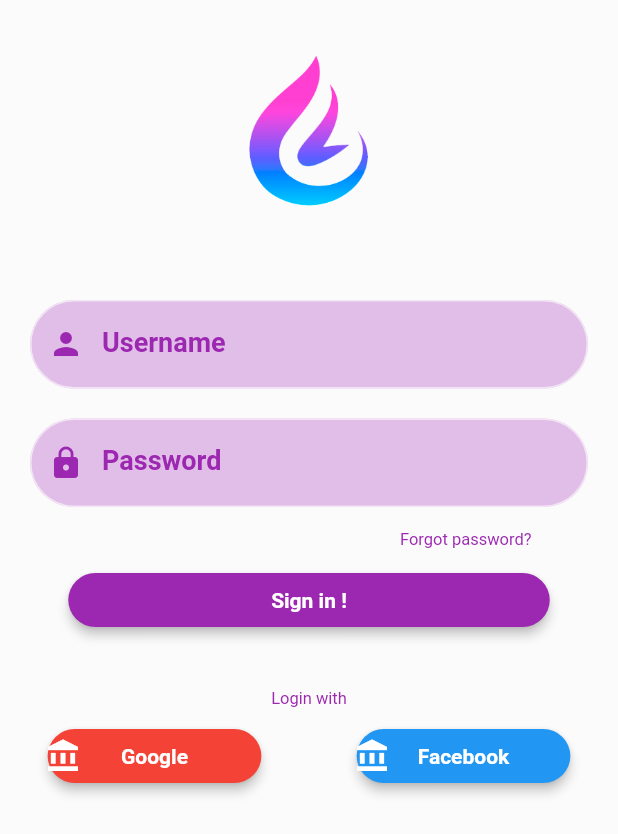
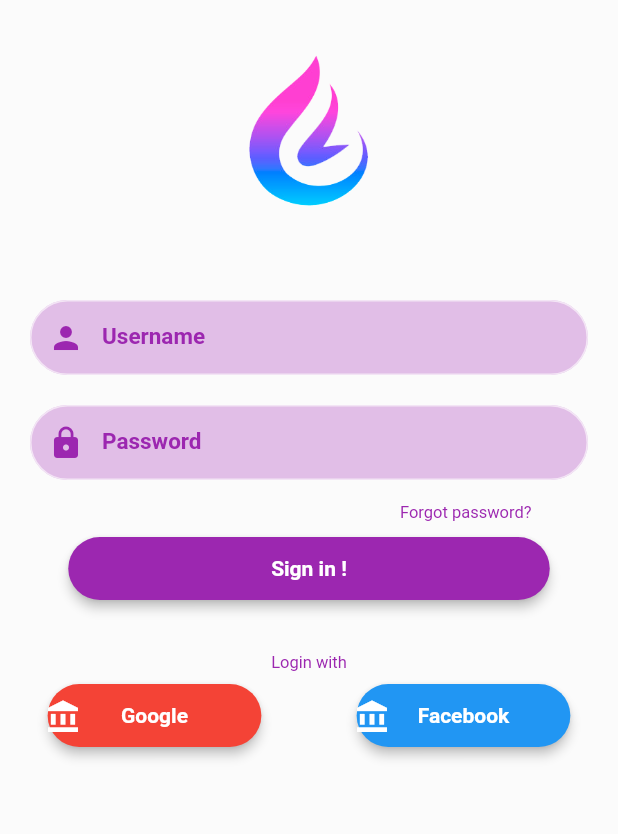
Before and after one commit to MateusHBR/loginFlutter, a Flutter app: the screen it shows after launch, on a phone screen of 412 x 824 dp. Shown: the top 834 px of the screen. Run offline on Flutter 3.47's test engine with Material 2 defaults, Android fonts, the phone set to English and light mode, and no system bars.

Commit message:
Pequenas alterações visuais

```diff
--- a/lib/inputLogin.dart
+++ b/lib/inputLogin.dart
@@ -14,19 +14,20 @@ class textField extends StatelessWidget {
   @override
   Widget build(BuildContext context) {
     return Container(
+      height: 70,
       padding: const EdgeInsets.fromLTRB(20, 20, 20, 0),
       child: TextField(
         obscureText: obscureText,
         decoration: InputDecoration(
           border: OutlineInputBorder(),
           focusedBorder: OutlineInputBorder(
-            borderRadius: BorderRadius.circular(30.0),
+            borderRadius: BorderRadius.circular(26.0),
             borderSide: BorderSide(
               color: Colors.purple,
             ),
           ),
           enabledBorder: OutlineInputBorder(
-              borderRadius: BorderRadius.circular(30.0),
+              borderRadius: BorderRadius.circular(26.0),
               borderSide: BorderSide(color: Colors.purple[50])),
           fillColor: Colors.purple[100],
           filled: true,
@@ -36,7 +37,7 @@ class textField extends StatelessWidget {
           ),
           labelText: (hint),
           labelStyle: TextStyle(
-              fontSize: 18, color: Colors.purple, fontWeight: FontWeight.bold),
+              fontSize: 15, color: Colors.purple, fontWeight: FontWeight.bold),
         ),
       ),
     );
@@ -47,6 +48,7 @@ class buttonLogin extends StatelessWidget {
   final String textoBT;
   final double borderRadius;
   final double width;
+  final double height;
   final IconData icon;
   final Color color;
   const buttonLogin(
@@ -55,7 +57,7 @@ class buttonLogin extends StatelessWidget {
       this.borderRadius = 0.0,
       this.width = 100,
       this.icon,
-      this.color = Colors.purple})
+      this.color = Colors.purple, this.height})
       : super(key: key);
 
   @override
@@ -63,6 +65,7 @@ class buttonLogin extends StatelessWidget {
     return Center(
       child: SizedBox(
         width: width,
+        height: height,
         child: RaisedButton(
           elevation: 3,
           color: color,
--- a/lib/login.dart
+++ b/lib/login.dart
@@ -47,7 +47,7 @@ class _LoginState extends State<Login> {
                     Padding(
                       padding: const EdgeInsets.only(top: 10.0, bottom: 20),
                       child: buttonLogin(
-                        icon: null,
+                        height: 42,
                         textoBT: "Sign in !",
                         borderRadius: 30.0,
                         width: 321,
@@ -63,13 +63,14 @@ class _LoginState extends State<Login> {
                           Expanded(
                             child: Stack(children: <Widget>[
                               buttonLogin(
+                                height: 42,
                                 color: Colors.red,
                                 textoBT: "Google",
                                 borderRadius: 30.0,
                                 width: 142.5,
                               ),
                               Padding(
-                                padding: const EdgeInsets.only(left: 30, top: 12),
+                                padding: const EdgeInsets.only(left: 30, top: 10),
                                 child: Icon(
                                   Icons.account_balance,
                                   color: Colors.white,
@@ -81,12 +82,13 @@ class _LoginState extends State<Login> {
                             child: Stack(children: <Widget>[
                               buttonLogin(
                                 color: Colors.blue,
-                              textoBT: "Facebook",
-                              borderRadius: 30.0,
-                              width: 142.5,
+                                textoBT: "Facebook",
+                                borderRadius: 30.0,
+                                width: 142.5,
+                                height: 42,
                               ),
                               Padding(
-                                padding: const EdgeInsets.only(left: 30, top: 12),
+                                padding: const EdgeInsets.only(left: 30, top: 10),
                                 child: Icon(
                                   Icons.account_balance,
                                   color: Colors.white,
```
